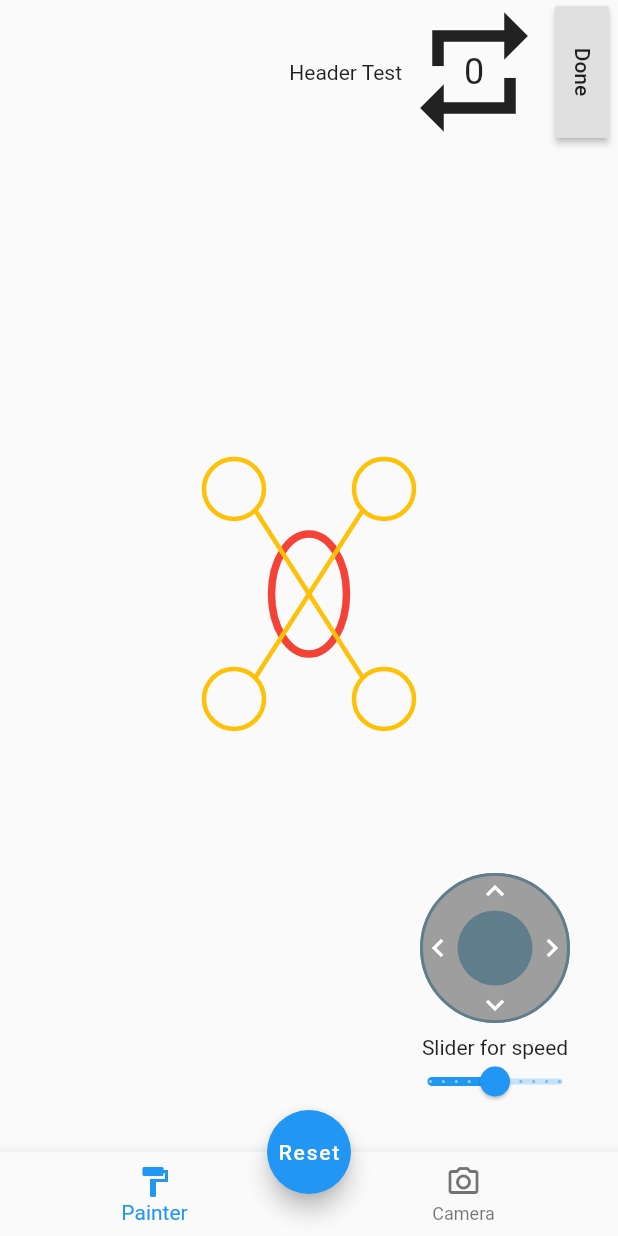
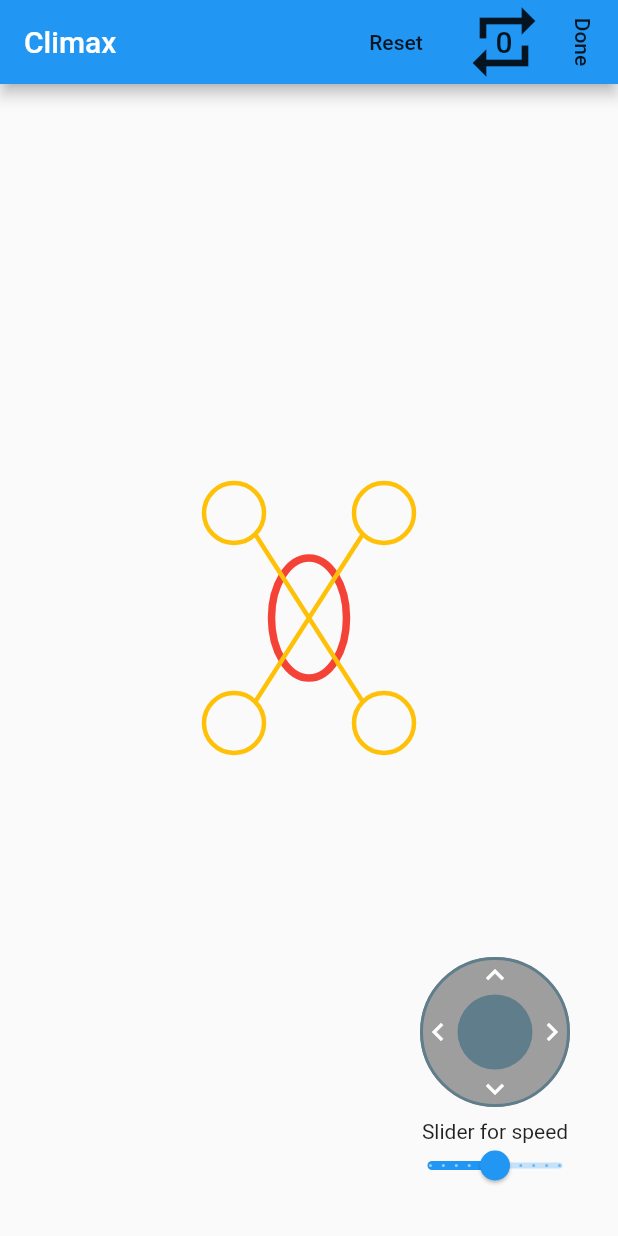
Before and after one commit to lectary/ClimbingAlien, a Flutter app: the screen it shows after launch, on a phone screen of 412 x 824 dp. Run offline on Flutter 3.47's test engine with Material 2 defaults, Android fonts, the phone set to English and light mode, and no system bars; our stand-ins replace camera.

Commit message:
Refactor toolbar and clean code
- Fixing height and size of button stack
- Removing bottomNavBar from home screen
- Integrating custom toolbar ind appBar

```diff
--- a/lib/views/home_screen.dart
+++ b/lib/views/home_screen.dart
@@ -3,7 +3,6 @@ import 'dart:io';
 
 import 'package:climbing_alien/viewmodels/climax_viewmodel.dart';
 import 'package:climbing_alien/viewmodels/image_view_model.dart';
-import 'package:climbing_alien/widgets/camera_widget.dart';
 import 'package:climbing_alien/widgets/climax/climax.dart';
 import 'package:climbing_alien/widgets/controls/joystick_extended.dart';
 import 'package:climbing_alien/widgets/header_control.dart';
@@ -22,7 +21,6 @@ class HomeScreen extends StatefulWidget {
 
 class _HomeScreenState extends State<HomeScreen> {
   ImageViewModel model;
-  int _selectedWidgetIndex = 0;
   String backgroundImagePath;
   ClimaxViewModel climaxModel;
 
@@ -37,7 +35,7 @@ class _HomeScreenState extends State<HomeScreen> {
     // Updating climax default position after finishing widget build
     WidgetsBinding.instance.addPostFrameCallback((_) {
       final size = MediaQuery.of(context).size;
-      screenCenter = Offset(size.width / 2.0, size.height / 2.0 - kToolbarHeight * 2);
+      screenCenter = Offset(size.width / 2.0, size.height / 2.0 - kToolbarHeight);
       climaxModel.updateClimaxPosition(screenCenter);
     });
     // Using timer for continuously drawing climax to enable continuous movement via joystick
@@ -53,33 +51,21 @@ class _HomeScreenState extends State<HomeScreen> {
   @override
   Widget build(BuildContext context) {
     backgroundImagePath = context.select((ImageViewModel model) => model.currentImagePath);
-    List<Widget> _widgetOptions = [_buildPainterWidget(context), CameraWidget()];
     return Scaffold(
-      body: _widgetOptions.elementAt(_selectedWidgetIndex),
-      floatingActionButtonLocation: FloatingActionButtonLocation.miniCenterDocked,
-      floatingActionButton: FloatingActionButton(
-        heroTag: "fab_reset",
-        child: Text("Reset"),
-        onPressed: () => climaxModel.resetClimax(position: screenCenter),
+      appBar: AppBar(
+        title: Text("Climax"),
+        flexibleSpace: HeaderControl(
+          nextSelectionCallback: climaxModel.selectNextLimb,
+          resetCallback: () => climaxModel.resetClimax(position: screenCenter),
+        ),
       ),
-      bottomNavigationBar: BottomNavigationBar(
-        currentIndex: _selectedWidgetIndex,
-        onTap: (index) => setState(() => _selectedWidgetIndex = index),
-        items: [
-          BottomNavigationBarItem(
-            label: "Painter",
-            icon: Icon(Icons.format_paint),
-          ),
-          BottomNavigationBarItem(label: "Camera", icon: Icon(Icons.camera_alt_outlined)),
-        ],
-      ),
+      body: _buildPainterWidget(context),
     );
   }
 
   Widget _buildPainterWidget(BuildContext context) {
     return Column(
       children: [
-        HeaderControl(climaxModel.selectNextLimb),
         Expanded(
           child: Stack(
             fit: StackFit.expand,
--- a/lib/widgets/header_control.dart
+++ b/lib/widgets/header_control.dart
@@ -2,8 +2,9 @@ import 'package:flutter/material.dart';
 
 class HeaderControl extends StatefulWidget {
   final Function nextSelectionCallback;
+  final Function resetCallback;
 
-  HeaderControl(this.nextSelectionCallback);
+  HeaderControl({this.nextSelectionCallback, this.resetCallback});
 
   @override
   _HeaderControlState createState() => _HeaderControlState();
@@ -16,27 +17,35 @@ class _HeaderControlState extends State<HeaderControl> {
   Widget build(BuildContext context) {
     final statusBarHeight = MediaQuery.of(context).padding.top;
     return Padding(
-      padding: EdgeInsets.only(top: statusBarHeight),
+      padding: EdgeInsets.only(top: statusBarHeight), // height of device system panel
+      child: Container(
+        height: kToolbarHeight, // default material height of toolbar
         child: Row(
+          mainAxisSize: MainAxisSize.min,
           mainAxisAlignment: MainAxisAlignment.end,
+          crossAxisAlignment: CrossAxisAlignment.stretch,
           children: [
-          Text("Header Test"),
             FlatButton(
               padding: EdgeInsets.zero,
-            onPressed: () {
-              widget.nextSelectionCallback();
-            },
+              onPressed: widget.resetCallback ?? () {},
+              child: Text("Reset"),
+            ),
+            InkWell(
+              onTap: widget.nextSelectionCallback ?? () {},
+              child: Container(
+                width: kToolbarHeight,
                 child: Stack(
                   alignment: Alignment.center,
                   children: [
-                Icon(Icons.repeat, size: 96),
-                Text("$taskCounter", style: Theme.of(context).textTheme.headline5)
+                    Positioned.fill(child: FittedBox(fit: BoxFit.fill, child: Icon(Icons.repeat))),
+                    Text("$taskCounter", style: Theme.of(context).textTheme.headline6)
                   ],
+                ),
               ),
             ),
             RotatedBox(
               quarterTurns: 1,
-            child: RaisedButton(
+              child: FlatButton(
                 padding: EdgeInsets.zero,
                 onPressed: () {
                   setState(() {
@@ -48,6 +57,7 @@ class _HeaderControlState extends State<HeaderControl> {
             )
           ],
         ),
+      ),
     );
   }
 }
```
Lines whose indentation alone changed are shown as unchanged.
